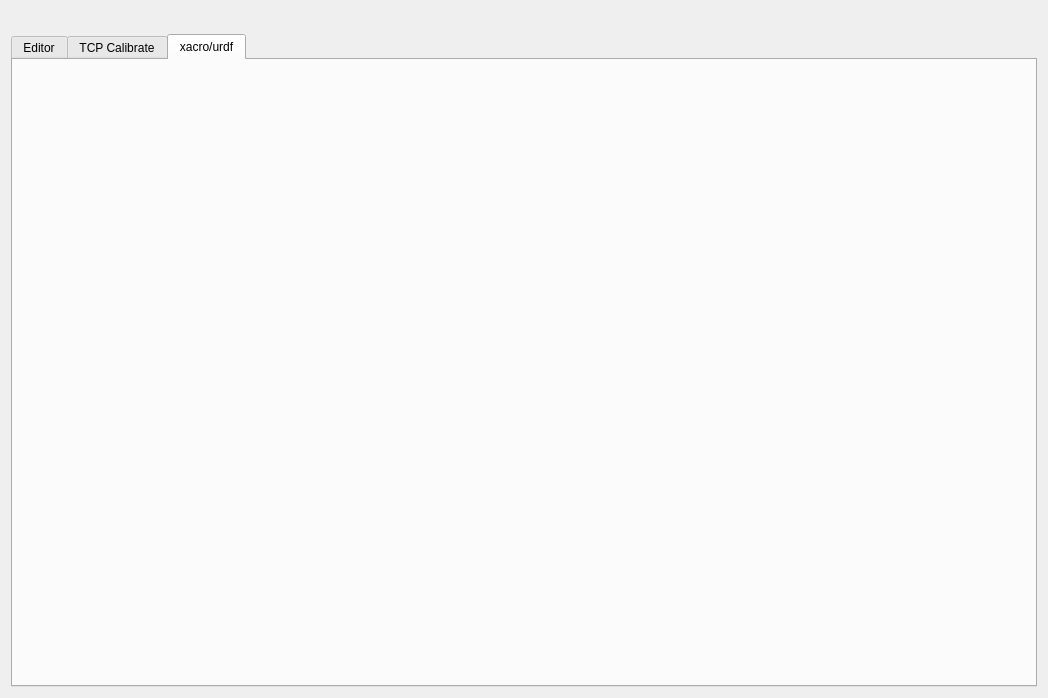
The window that frame_editor/src/frame_editor/FrameEditorGUI.ui (ipa-lth/rqt_frame_editor_plugin) describes before a commit, drawn with Qt 5.
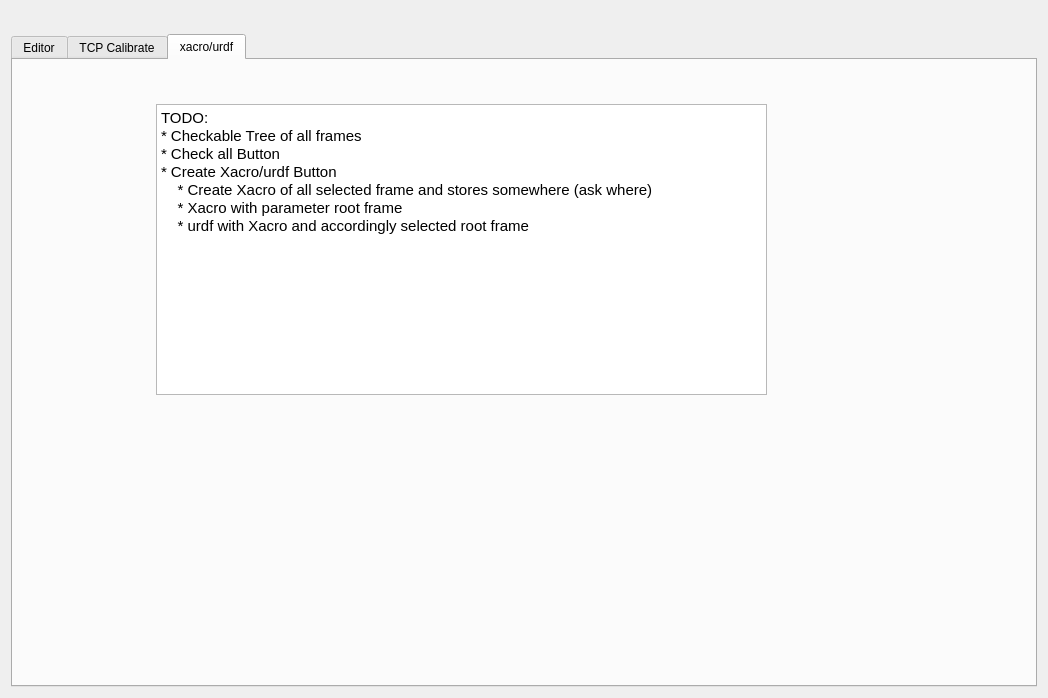
The same window after the commit. The open tabs and pages were chosen to show the change. Icons and pictures are not drawn.

Commit message: Add: TODO Comments

```diff
--- a/frame_editor/src/frame_editor/FrameEditorGUI.ui
+++ b/frame_editor/src/frame_editor/FrameEditorGUI.ui
@@ -973,6 +973,29 @@
       <attribute name="title">
        <string>xacro/urdf</string>
       </attribute>
+      <widget class="QTextEdit" name="textEdit">
+       <property name="geometry">
+        <rect>
+         <x>143</x>
+         <y>44</y>
+         <width>611</width>
+         <height>291</height>
+        </rect>
+       </property>
+       <property name="html">
+        <string>&lt;!DOCTYPE HTML PUBLIC &quot;-//W3C//DTD HTML 4.0//EN&quot; &quot;http://www.w3.org/TR/REC-html40/strict.dtd&quot;&gt;
+&lt;html&gt;&lt;head&gt;&lt;meta name=&quot;qrichtext&quot; content=&quot;1&quot; /&gt;&lt;style type=&quot;text/css&quot;&gt;
+p, li { white-space: pre-wrap; }
+&lt;/style&gt;&lt;/head&gt;&lt;body style=&quot; font-family:'Ubuntu'; font-size:11pt; font-weight:400; font-style:normal;&quot;&gt;
+&lt;p style=&quot; margin-top:0px; margin-bottom:0px; margin-left:0px; margin-right:0px; -qt-block-indent:0; text-indent:0px;&quot;&gt;TODO:&lt;/p&gt;
+&lt;p style=&quot; margin-top:0px; margin-bottom:0px; margin-left:0px; margin-right:0px; -qt-block-indent:0; text-indent:0px;&quot;&gt;* Checkable Tree of all frames&lt;/p&gt;
+&lt;p style=&quot; margin-top:0px; margin-bottom:0px; margin-left:0px; margin-right:0px; -qt-block-indent:0; text-indent:0px;&quot;&gt;* Check all Button&lt;/p&gt;
+&lt;p style=&quot; margin-top:0px; margin-bottom:0px; margin-left:0px; margin-right:0px; -qt-block-indent:0; text-indent:0px;&quot;&gt;* Create Xacro/urdf Button&lt;/p&gt;
+&lt;p style=&quot; margin-top:0px; margin-bottom:0px; margin-left:0px; margin-right:0px; -qt-block-indent:0; text-indent:0px;&quot;&gt;    * Create Xacro of all selected frame and stores somewhere (ask where)&lt;/p&gt;
+&lt;p style=&quot; margin-top:0px; margin-bottom:0px; margin-left:0px; margin-right:0px; -qt-block-indent:0; text-indent:0px;&quot;&gt;    * Xacro with parameter root frame&lt;/p&gt;
+&lt;p style=&quot; margin-top:0px; margin-bottom:0px; margin-left:0px; margin-right:0px; -qt-block-indent:0; text-indent:0px;&quot;&gt;    * urdf with Xacro and accordingly selected root frame&lt;/p&gt;&lt;/body&gt;&lt;/html&gt;</string>
+       </property>
+      </widget>
      </widget>
     </widget>
    </item>
```
Left out of the diff: 16 changed lines with no effect on the pictures.
